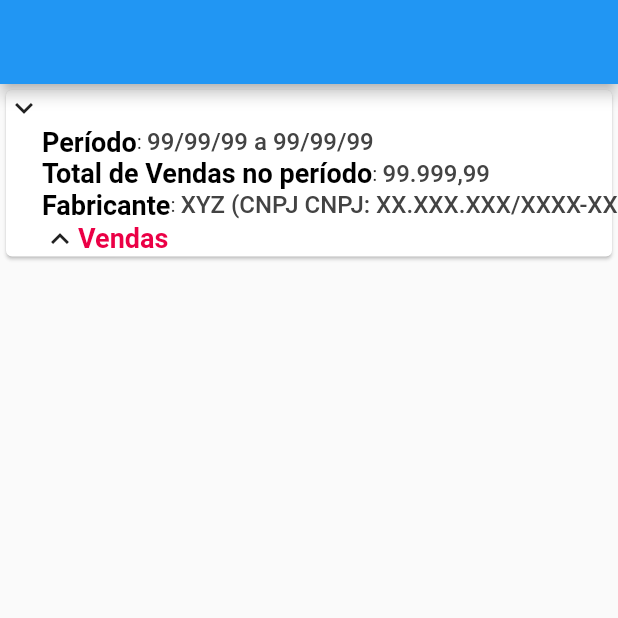
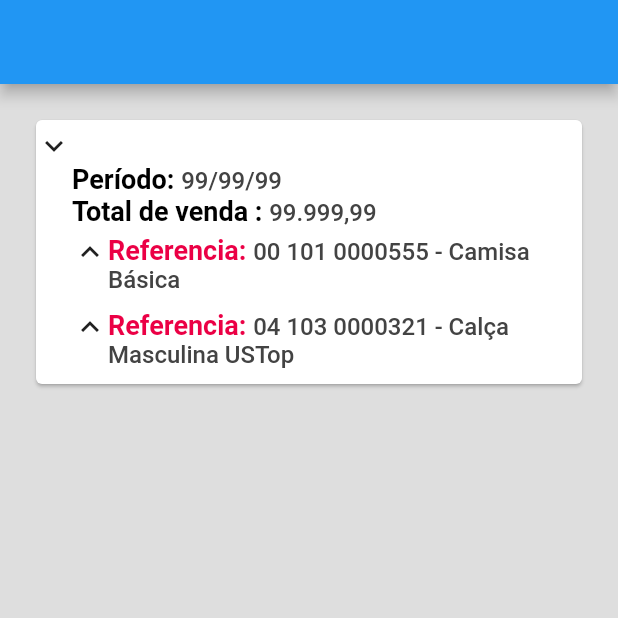
Before and after one commit to g4tec/json_prettier_viewer, a Flutter app: the screen it shows after launch, after a tap on the "expand less" icon, on a phone screen of 412 x 824 dp, the top half of it. Run offline on Flutter 3.47's test engine with Material 2 defaults, Android fonts, the phone set to English and light mode, and no system bars.

Commit message:
feat: adiciona correções e ajustes de layout padrão

```diff
--- /dev/null
+++ b/json_prettier_example/assets/example3.json
@@ -0,0 +1,58 @@
+{
+    "Período": "99/99/99",
+    "Total de venda ": "99.999,99",
+    "Referencias": [
+        {
+            "Referencia": "00 101 0000555 - Camisa Básica",
+            "Total da Referência": "77.777.77",
+            "Dias": [
+                {
+                    "Venda do dia": "99/99/99 - 22.222,22",
+                    "Clientes": [
+                        {
+                            "Cliente": "AABBB (CNPJ: XX.XXX.XXX/XXXX-XX) - 11.111,11"
+                        },
+                        {
+                            "Cliente": "H2Y (CNPJ: XX.XXX.XXX/XXXX-XX) - 11.111,11"
+                        }
+                    ]
+                },
+                {
+                    "Venda do dia": "99/99/99 - 44.444,44",
+                    "Clientes": [
+                        {
+                            "Cliente": "DDAAVV (CNPJ: XX.XXX.XXX/XXXX-XX) - 22.222,22"
+                        },
+                        {
+                            "Cliente": "MAIS NAIS (CNPJ: XX.XXX.XXX/XXXX-XX) - 11.111,11"
+                        },
+                        {
+                            "Cliente": "FGTH (CNPJ: XX.XXX.XXX/XXXX-XX) - 11.111,11"
+                        }
+                    ]
+                },
+                {
+                    "Venda do dia": "99/99/99 - 11.111,11",
+                    "Cliente": "AMESS (CNPJ: XX.XXX.XXX/XXXX-XX) - 11.111,11"
+                }
+            ]
+        },
+        {
+            "Referencia": "04 103 0000321 - Calça Masculina USTop",
+            "Total da Referência": "22.222.22",
+            "Dias de vendas": [
+                {
+                    "Venda do dia": "99/99/99 - 22.222,22",
+                    "Clientes": [
+                        {
+                            " Cliente": "KKKKK (CNPJ: XX.XXX.XXX/XXXX-XX) - 11.111,11"
+                        },
+                        {
+                            " Cliente": "WOW (CNPJ: XX.XXX.XXX/XXXX-XX) - 11.111,11"
+                        }
+                    ]
+                }
+            ]
+        }
+    ]
+}
--- a/json_prettier_example/lib/example2.json
+++ /dev/null
@@ -1,35 +0,0 @@
-{
-    "Período": "99/99/99 a 99/99/99",
-    "Total de Vendas no período": "99.999,99",
-    "Fabricantes": [
-        {
-            "Fabricante": "ABCD (CNPJ: XX.XXX.XXX/XXXX-XX)",
-            "Total de Vendas": "77.777,77",
-            "Cliente": "Vera Confecções (CNPJ: XX.XXX.XXX/XXXX-XX)",
-            "Total Vendas": " 33.333,33",
-            "99/99/99": "11.111,11",
-            "99/99/99": "11.111,11",
-            "99/99/99": "11.111,11",
-            "Cliente": "Neves Confecções (CNPJ: XX.XXX.XXX/XXXX-XX)",
-            "Total vendas": "44.444,44",
-            "99/99/99": "11.111,11",
-            "99/99/99": "11.111,11",
-            "99/99/99": "11.111,11",
-            "99/99/99": "11.111,11"
-        },
-        {
-            "Fabricante": "XYZ (CNPJ CNPJ: XX.XXX.XXX/XXXX-XX)",
-            "Cliente": "Azul Confecções (CNPJ: XX.XXX.XXX/XXXX-XX)",
-            "Vendas no Período 99/99/99 a 99/99/99": "99.999,99",
-            "Total vendas": "11.111,11",
-            "99/99/99": "11.111,11",
-            "99/99/99": "11.111,11",
-            "99/99/99": "11.111,11",
-            "99/99/99": "11.111,11",
-            "99/99/99": "11.111,11",
-            "99/99/99": "11.111,11",
-            "99/99/99": "11.111,11",
-            "99/99/99": "11.111,11"
-        }
-    ]
-}
--- a/json_prettier_example/lib/example_page.dart
+++ b/json_prettier_example/lib/example_page.dart
@@ -12,16 +12,20 @@ class ExamplePage extends StatelessWidget {
   Widget build(BuildContext context) {
     Future<dynamic> readJson() async {
       final String response =
-          await rootBundle.loadString('assets/example2.json');
+          await rootBundle.loadString('assets/example3.json');
       final data = await json.decode(response);
       return data;
     }
 
     return Scaffold(
         appBar: AppBar(),
-        body: Column(
+        backgroundColor: const Color.fromARGB(255, 222, 222, 222),
+        body: SingleChildScrollView(
+          child: Column(
             children: [
-            Theme(
+              Padding(
+                padding: const EdgeInsets.all(20.0),
+                child: Theme(
                   data: Theme.of(context).copyWith(
                     primaryColor: const Color(0xff450b65),
                     colorScheme: Theme.of(context).colorScheme.copyWith(
@@ -59,7 +63,9 @@ class ExamplePage extends StatelessWidget {
                         );
                       }),
                 ),
+              ),
             ],
+          ),
         ));
   }
 }
--- a/lib/json_prettier_object.dart
+++ b/lib/json_prettier_object.dart
@@ -7,12 +7,12 @@ class JsonPrettierObject extends StatefulWidget {
   final TextStyle? titleStyle;
   final TextStyle? keStyle;
   final TextStyle? valueStyle;
-  final String title;
+  final String? title;
   final bool usePrimaryColor;
   const JsonPrettierObject({
     Key? key,
     required this.object,
-    required this.title,
+    this.title,
     this.style,
     this.titleStyle,
     this.keStyle,
@@ -26,7 +26,7 @@ class JsonPrettierObject extends StatefulWidget {
 
 class _JsonPrettierObjectState extends State<JsonPrettierObject> {
   bool isExpanded = false;
-  List<Widget> _buildRows() {
+  List<Widget> _buildRows({bool justFirst = false}) {
     final List<Widget> rows = [];
     final List<Widget> subRows = [];
 
@@ -38,7 +38,13 @@ class _JsonPrettierObjectState extends State<JsonPrettierObject> {
           usePrimaryColor: !widget.usePrimaryColor,
           titleStyle: widget.titleStyle,
           style: widget.style,
-          keStyle: widget.keStyle,
+          keStyle: justFirst
+              ? widget.titleStyle?.copyWith(
+                  color: widget.usePrimaryColor
+                      ? Theme.of(context).primaryColor
+                      : Theme.of(context).colorScheme.secondary,
+                )
+              : widget.keStyle,
           valueStyle: widget.valueStyle,
         ));
       } else if (entry.value is List) {
@@ -46,9 +52,14 @@ class _JsonPrettierObjectState extends State<JsonPrettierObject> {
           if (r is Map<String, dynamic>) {
             subRows.add(JsonPrettierObject(
               object: r,
-              title: entry.key,
               style: widget.style,
-              keStyle: widget.keStyle,
+              keStyle: justFirst
+                  ? widget.titleStyle?.copyWith(
+                      color: widget.usePrimaryColor
+                          ? Theme.of(context).primaryColor
+                          : Theme.of(context).colorScheme.secondary,
+                    )
+                  : widget.keStyle,
               valueStyle: widget.valueStyle,
               usePrimaryColor: !widget.usePrimaryColor,
               titleStyle: widget.titleStyle,
@@ -59,55 +70,108 @@ class _JsonPrettierObjectState extends State<JsonPrettierObject> {
         rows.add(JsonPrettierViewerRow(
           row: entry,
           style: widget.style,
-          keStyle: widget.keStyle,
           valueStyle: widget.valueStyle,
+          keStyle: justFirst
+              ? widget.titleStyle?.copyWith(
+                  color: widget.usePrimaryColor
+                      ? Theme.of(context).primaryColor
+                      : Theme.of(context).colorScheme.secondary,
+                )
+              : widget.keStyle,
         ));
       }
+      if (justFirst) {
+        if ((rows).isNotEmpty) {
+          return rows;
         }
-    return rows + subRows;
+      }
+    }
+    if (justFirst && (rows).isEmpty) {
+      return [
+        Text(
+          widget.title ?? " - ",
+          style: widget.titleStyle?.copyWith(
+            color: widget.usePrimaryColor
+                ? Theme.of(context).primaryColor
+                : Theme.of(context).colorScheme.secondary,
+          ),
+        )
+      ];
+    }
+    return (rows.isNotEmpty && widget.title == null ? rows.sublist(1) : rows) +
+        subRows;
   }
 
   @override
   Widget build(BuildContext context) {
-    return InkWell(
+    List<Widget> rows = _buildRows();
+    Widget? rowTitle = _buildRows(justFirst: true).first;
+    return Padding(
+      padding: const EdgeInsets.symmetric(vertical: 5),
+      child: InkWell(
         onTap: (() => setState(() => isExpanded = !isExpanded)),
         child: isExpanded
-          ? Column(crossAxisAlignment: CrossAxisAlignment.start, children: [
+            ? Column(
+                crossAxisAlignment: CrossAxisAlignment.start,
+                children: [
                   Row(
+                    mainAxisAlignment: MainAxisAlignment.start,
+                    crossAxisAlignment: CrossAxisAlignment.start,
                     children: [
-                  Icon(
+                      rows.isNotEmpty
+                          ? Icon(
                               Icons.expand_more_sharp,
                               color: widget.titleStyle?.color,
+                            )
+                          : const SizedBox(
+                              width: 24,
                             ),
-                  Text(
-                    widget.title,
+                      Expanded(
+                        child: widget.title != null
+                            ? Text(
+                                widget.title!,
                                 style: widget.titleStyle?.copyWith(
                                   color: widget.usePrimaryColor
                                       ? Theme.of(context).primaryColor
-                            : Theme.of(context).colorScheme.secondary),
+                                      : Theme.of(context).colorScheme.secondary,
+                                ),
+                              )
+                            : rowTitle,
                       ),
                     ],
                   ),
                   Padding(
                     padding: const EdgeInsets.only(left: 24),
                     child: Column(
-                  children: _buildRows(),
+                      crossAxisAlignment: CrossAxisAlignment.start,
+                      children: rows,
                     ),
                   ),
-            ])
-          : Expanded(
-              child: Row(
+                ],
+              )
+            : Row(
+                mainAxisAlignment: MainAxisAlignment.start,
+                crossAxisAlignment: CrossAxisAlignment.start,
                 children: [
-                  Icon(
+                  rows.isNotEmpty
+                      ? Icon(
                           Icons.expand_less_sharp,
                           color: widget.titleStyle?.color,
+                        )
+                      : const SizedBox(
+                          width: 24,
                         ),
-                  Text(
-                    widget.title,
+                  Flexible(
+                    child: widget.title != null
+                        ? Text(
+                            widget.title!,
                             style: widget.titleStyle?.copyWith(
                               color: widget.usePrimaryColor
                                   ? Theme.of(context).primaryColor
-                            : Theme.of(context).colorScheme.secondary),
+                                  : Theme.of(context).colorScheme.secondary,
+                            ),
+                          )
+                        : rowTitle,
                   ),
                 ],
               ),
--- a/lib/json_prettier_row.dart
+++ b/lib/json_prettier_row.dart
@@ -5,7 +5,7 @@ class JsonPrettierViewerRow extends StatelessWidget {
   final TextStyle? style;
   final TextStyle? keStyle;
   final TextStyle? valueStyle;
-  final Widget? separator;
+  final String? separator;
   const JsonPrettierViewerRow({
     Key? key,
     required this.row,
@@ -17,15 +17,12 @@ class JsonPrettierViewerRow extends StatelessWidget {
 
   @override
   Widget build(BuildContext context) {
-    return Row(
-      children: [
-        Text(
-          '${row.key}',
-          style: keStyle ?? style,
-        ),
-        separator ?? const Text(": "),
-        Text('${row.value}', style: valueStyle ?? style),
-      ],
-    );
+    return RichText(
+        textAlign: TextAlign.start,
+        text: TextSpan(children: [
+          TextSpan(text: row.key, style: keStyle ?? style),
+          TextSpan(text: separator ?? ": ", style: keStyle ?? style),
+          TextSpan(text: row.value.toString(), style: valueStyle ?? style),
+        ]));
   }
 }
```
Also changed, not shown: json_prettier_example/assets/example2.json (+32 -16 lines), json_prettier_example/lib/example.json (deleted, +0 -42 lines). Lines whose indentation alone changed are shown as unchanged.
